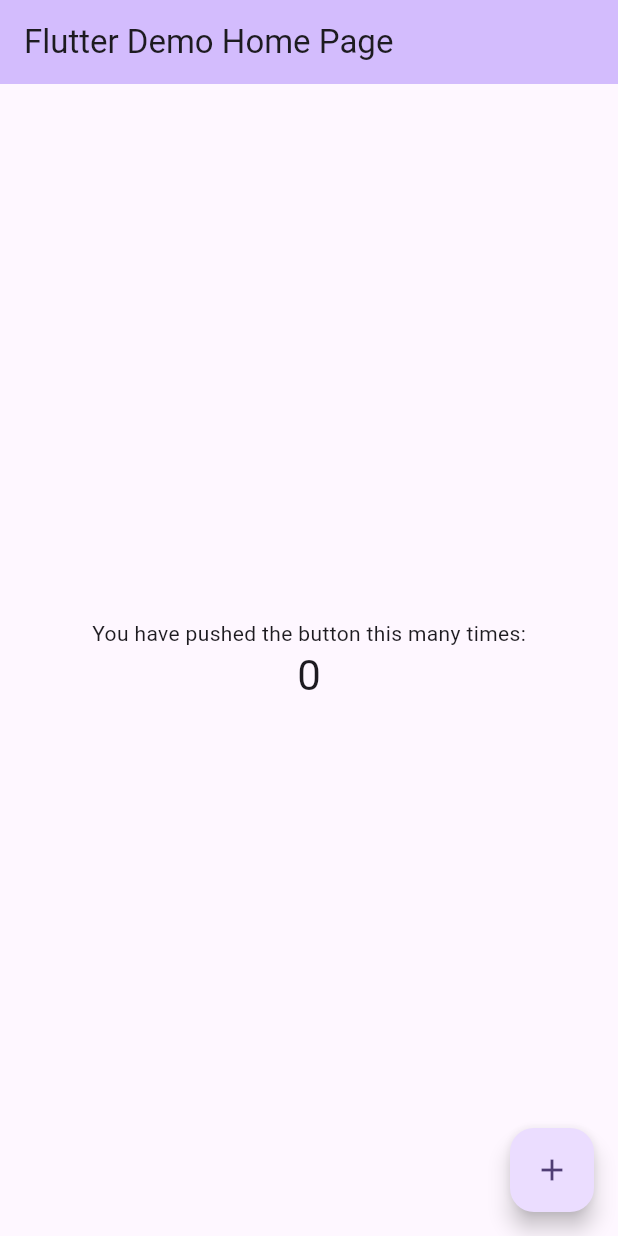
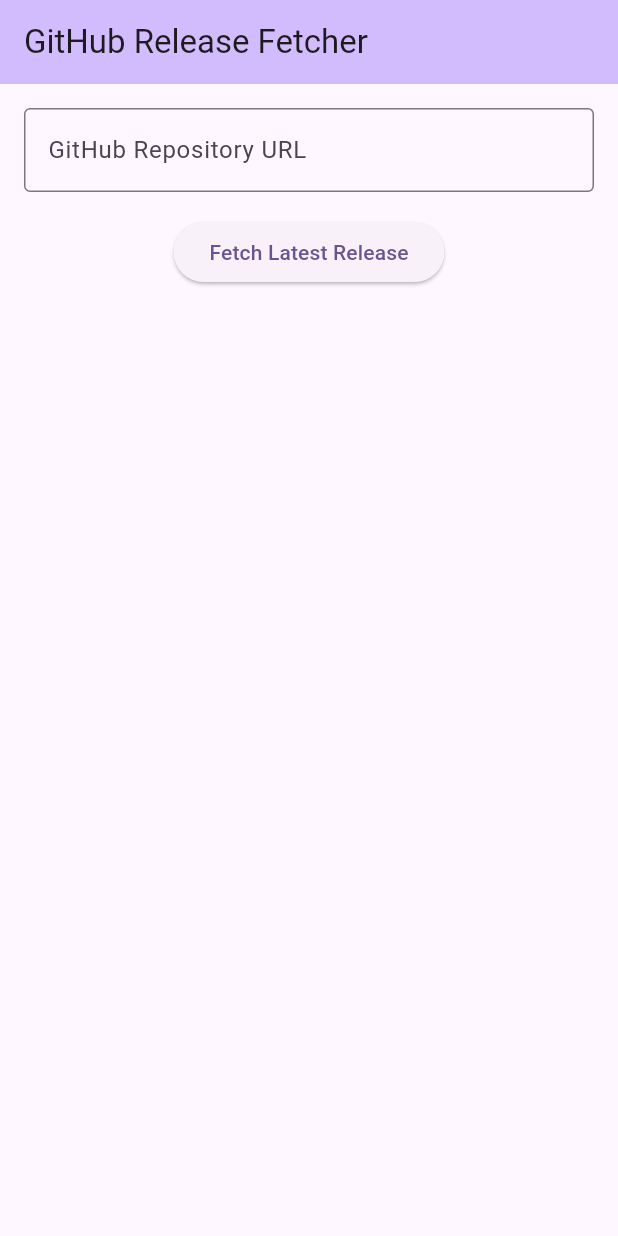
Before and after one commit to ethicnology/magasin, a Flutter app: the screen it shows after launch, on a phone screen of 412 x 824 dp. Run offline on Flutter 3.47's test engine with Material 3 defaults, Android fonts, the phone set to English and light mode, and no system bars; our stand-ins replace dart_mappable; generated files the repository leaves out were written again.

Commit message:
feat: GitHub release fetcher UI
- Add GitHubReleasePage with complete release management interface
- Form validation for GitHub URLs with proper error messages
- Asset listing with download functionality and metadata display
- Loading states and error handling with user feedback
- Material Design 3 implementation with responsive layout
- Integration with concrete repository and use cases

```diff
--- a/lib/main.dart
+++ b/lib/main.dart
@@ -1,4 +1,5 @@
 import 'package:flutter/material.dart';
+import 'presentation/pages/github_release_page.dart';
 
 void main() {
   runApp(const MyApp());
@@ -7,116 +8,15 @@ void main() {
 class MyApp extends StatelessWidget {
   const MyApp({super.key});
 
-  // This widget is the root of your application.
   @override
   Widget build(BuildContext context) {
     return MaterialApp(
-      title: 'Flutter Demo',
+      title: 'Magasin - GitHub Release Fetcher',
       theme: ThemeData(
-        // This is the theme of your application.
-        //
-        // TRY THIS: Try running your application with "flutter run". You'll see
-        // the application has a purple toolbar. Then, without quitting the app,
-        // try changing the seedColor in the colorScheme below to Colors.green
-        // and then invoke "hot reload" (save your changes or press the "hot
-        // reload" button in a Flutter-supported IDE, or press "r" if you used
-        // the command line to start the app).
-        //
-        // Notice that the counter didn't reset back to zero; the application
-        // state is not lost during the reload. To reset the state, use hot
-        // restart instead.
-        //
-        // This works for code too, not just values: Most code changes can be
-        // tested with just a hot reload.
         colorScheme: ColorScheme.fromSeed(seedColor: Colors.deepPurple),
+        useMaterial3: true,
       ),
-      home: const MyHomePage(title: 'Flutter Demo Home Page'),
+      home: const GitHubReleasePage(),
     );
   }
 }
-
-class MyHomePage extends StatefulWidget {
-  const MyHomePage({super.key, required this.title});
-
-  // This widget is the home page of your application. It is stateful, meaning
-  // that it has a State object (defined below) that contains fields that affect
-  // how it looks.
-
-  // This class is the configuration for the state. It holds the values (in this
-  // case the title) provided by the parent (in this case the App widget) and
-  // used by the build method of the State. Fields in a Widget subclass are
-  // always marked "final".
-
-  final String title;
-
-  @override
-  State<MyHomePage> createState() => _MyHomePageState();
-}
-
-class _MyHomePageState extends State<MyHomePage> {
-  int _counter = 0;
-
-  void _incrementCounter() {
-    setState(() {
-      // This call to setState tells the Flutter framework that something has
-      // changed in this State, which causes it to rerun the build method below
-      // so that the display can reflect the updated values. If we changed
-      // _counter without calling setState(), then the build method would not be
-      // called again, and so nothing would appear to happen.
-      _counter++;
-    });
-  }
-
-  @override
-  Widget build(BuildContext context) {
-    // This method is rerun every time setState is called, for instance as done
-    // by the _incrementCounter method above.
-    //
-    // The Flutter framework has been optimized to make rerunning build methods
-    // fast, so that you can just rebuild anything that needs updating rather
-    // than having to individually change instances of widgets.
-    return Scaffold(
-      appBar: AppBar(
-        // TRY THIS: Try changing the color here to a specific color (to
-        // Colors.amber, perhaps?) and trigger a hot reload to see the AppBar
-        // change color while the other colors stay the same.
-        backgroundColor: Theme.of(context).colorScheme.inversePrimary,
-        // Here we take the value from the MyHomePage object that was created by
-        // the App.build method, and use it to set our appbar title.
-        title: Text(widget.title),
-      ),
-      body: Center(
-        // Center is a layout widget. It takes a single child and positions it
-        // in the middle of the parent.
-        child: Column(
-          // Column is also a layout widget. It takes a list of children and
-          // arranges them vertically. By default, it sizes itself to fit its
-          // children horizontally, and tries to be as tall as its parent.
-          //
-          // Column has various properties to control how it sizes itself and
-          // how it positions its children. Here we use mainAxisAlignment to
-          // center the children vertically; the main axis here is the vertical
-          // axis because Columns are vertical (the cross axis would be
-          // horizontal).
-          //
-          // TRY THIS: Invoke "debug painting" (choose the "Toggle Debug Paint"
-          // action in the IDE, or press "p" in the console), to see the
-          // wireframe for each widget.
-          mainAxisAlignment: MainAxisAlignment.center,
-          children: <Widget>[
-            const Text('You have pushed the button this many times:'),
-            Text(
-              '$_counter',
-              style: Theme.of(context).textTheme.headlineMedium,
-            ),
-          ],
-        ),
-      ),
-      floatingActionButton: FloatingActionButton(
-        onPressed: _incrementCounter,
-        tooltip: 'Increment',
-        child: const Icon(Icons.add),
-      ), // This trailing comma makes auto-formatting nicer for build methods.
-    );
-  }
-}
--- /dev/null
+++ b/lib/presentation/pages/github_release_page.dart
@@ -0,0 +1,218 @@
+import 'package:flutter/material.dart';
+import '../../domain/entities/github_release.dart';
+import '../../domain/entities/github_asset.dart';
+import '../../domain/usecases/get_latest_release.dart';
+import '../../domain/usecases/download_asset.dart';
+import '../../data/datasources/github_datasource.dart';
+import '../../domain/repositories/github_repository.dart';
+
+class GitHubReleasePage extends StatefulWidget {
+  const GitHubReleasePage({super.key});
+
+  @override
+  State<GitHubReleasePage> createState() => _GitHubReleasePageState();
+}
+
+class _GitHubReleasePageState extends State<GitHubReleasePage> {
+  final _urlController = TextEditingController();
+  final _formKey = GlobalKey<FormState>();
+
+  late final GetLatestRelease _getLatestRelease;
+  late final DownloadAsset _downloadAsset;
+
+  GitHubRelease? _release;
+  bool _isLoading = false;
+  String? _error;
+
+  @override
+  void initState() {
+    super.initState();
+    final datasource = GitHubDatasource();
+    final repository = GitHubRepository(datasource: datasource);
+    _getLatestRelease = GetLatestRelease(repository: repository);
+    _downloadAsset = DownloadAsset(repository: repository);
+  }
+
+  @override
+  void dispose() {
+    _urlController.dispose();
+    super.dispose();
+  }
+
+  Future<void> _fetchRelease() async {
+    if (!_formKey.currentState!.validate()) return;
+
+    setState(() {
+      _isLoading = true;
+      _error = null;
+      _release = null;
+    });
+
+    try {
+      final release = await _getLatestRelease(_urlController.text.trim());
+      setState(() {
+        _release = release;
+        _isLoading = false;
+      });
+    } catch (e) {
+      setState(() {
+        _error = e.toString();
+        _isLoading = false;
+      });
+    }
+  }
+
+  Future<void> _downloadAssetFile(GitHubAsset asset) async {
+    try {
+      await _downloadAsset(asset.browserDownloadUrl, asset.name);
+      if (mounted) {
+        ScaffoldMessenger.of(context).showSnackBar(
+          SnackBar(
+            content: Text('Downloading ${asset.name}...'),
+            backgroundColor: Colors.green,
+          ),
+        );
+      }
+    } catch (e) {
+      if (mounted) {
+        ScaffoldMessenger.of(context).showSnackBar(
+          SnackBar(
+            content: Text('Failed to download: $e'),
+            backgroundColor: Colors.red,
+          ),
+        );
+      }
+    }
+  }
+
+  @override
+  Widget build(BuildContext context) {
+    return Scaffold(
+      appBar: AppBar(
+        title: const Text('GitHub Release Fetcher'),
+        backgroundColor: Theme.of(context).colorScheme.inversePrimary,
+      ),
+      body: Padding(
+        padding: const EdgeInsets.all(16.0),
+        child: Column(
+          crossAxisAlignment: CrossAxisAlignment.stretch,
+          children: [
+            Form(
+              key: _formKey,
+              child: Column(
+                children: [
+                  TextFormField(
+                    controller: _urlController,
+                    decoration: const InputDecoration(
+                      labelText: 'GitHub Repository URL',
+                      hintText: 'https://github.com/owner/repository',
+                      border: OutlineInputBorder(),
+                    ),
+                    validator: (value) {
+                      if (value == null || value.isEmpty) {
+                        return 'Please enter a GitHub URL';
+                      }
+                      if (!value.contains('github.com')) {
+                        return 'Please enter a valid GitHub URL';
+                      }
+                      return null;
+                    },
+                  ),
+                  const SizedBox(height: 16),
+                  ElevatedButton(
+                    onPressed: _isLoading ? null : _fetchRelease,
+                    child: _isLoading
+                        ? const SizedBox(
+                            width: 20,
+                            height: 20,
+                            child: CircularProgressIndicator(strokeWidth: 2),
+                          )
+                        : const Text('Fetch Latest Release'),
+                  ),
+                ],
+              ),
+            ),
+            const SizedBox(height: 24),
+            if (_error != null)
+              Card(
+                color: Colors.red.shade50,
+                child: Padding(
+                  padding: const EdgeInsets.all(16.0),
+                  child: Text(
+                    _error!,
+                    style: TextStyle(color: Colors.red.shade700),
+                  ),
+                ),
+              ),
+            if (_release != null) ...[
+              Card(
+                child: Padding(
+                  padding: const EdgeInsets.all(16.0),
+                  child: Column(
+                    crossAxisAlignment: CrossAxisAlignment.start,
+                    children: [
+                      Text(
+                        _release!.name,
+                        style: Theme.of(context).textTheme.headlineSmall,
+                      ),
+                      const SizedBox(height: 8),
+                      Text(
+                        'Tag: ${_release!.tagName}',
+                        style: Theme.of(context).textTheme.bodyMedium,
+                      ),
+                      Text(
+                        'Published: ${_release!.publishedAt.toLocal().toString().split('.')[0]}',
+                        style: Theme.of(context).textTheme.bodyMedium,
+                      ),
+                      if (_release!.body.isNotEmpty) ...[
+                        const SizedBox(height: 8),
+                        Text(
+                          'Description:',
+                          style: Theme.of(context).textTheme.titleSmall,
+                        ),
+                        Text(_release!.body),
+                      ],
+                    ],
+                  ),
+                ),
+              ),
+              const SizedBox(height: 16),
+              Text(
+                'Assets (${_release!.assets.length})',
+                style: Theme.of(context).textTheme.titleMedium,
+              ),
+              const SizedBox(height: 8),
+              Expanded(
+                child: ListView.builder(
+                  itemCount: _release!.assets.length,
+                  itemBuilder: (context, index) {
+                    final asset = _release!.assets[index];
+                    return Card(
+                      child: ListTile(
+                        title: Text(asset.name),
+                        subtitle: Column(
+                          crossAxisAlignment: CrossAxisAlignment.start,
+                          children: [
+                            Text('Size: ${asset.formattedSize}'),
+                            Text('Downloads: ${asset.downloadCount}'),
+                            Text('Type: ${asset.contentType}'),
+                          ],
+                        ),
+                        trailing: ElevatedButton.icon(
+                          onPressed: () => _downloadAssetFile(asset),
+                          icon: const Icon(Icons.download),
+                          label: const Text('Download'),
+                        ),
+                        isThreeLine: true,
+                      ),
+                    );
+                  },
+                ),
+              ),
+            ],
+          ],
+        ),
+      ),
+    );
+  }
+}
```
